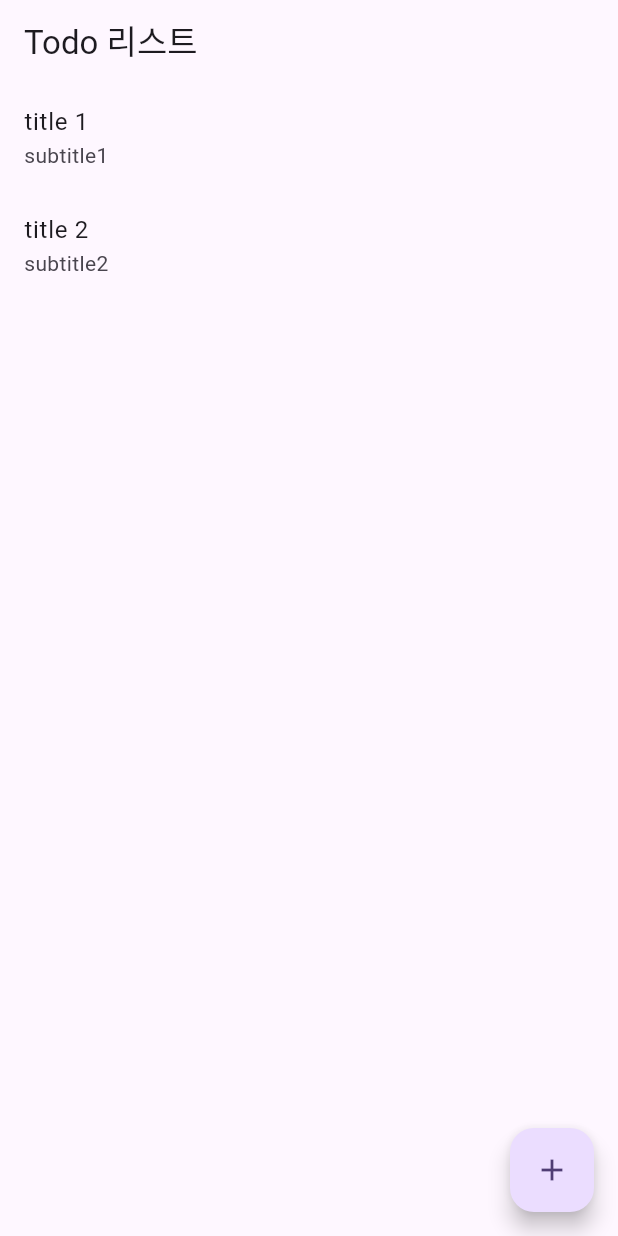
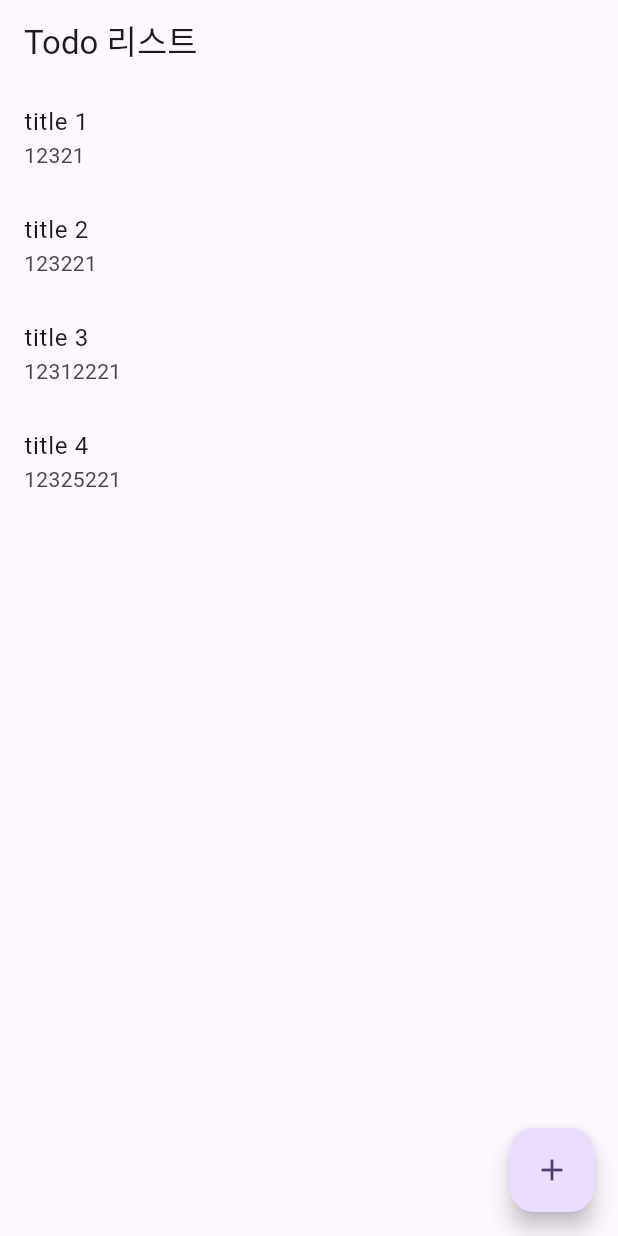
Before and after one commit to hwangtaewook/flutter_todolist, a Flutter app: the screen it shows after launch, on a phone screen of 412 x 824 dp. Run offline on Flutter 3.47's test engine with Material 3 defaults, Android fonts, the phone set to English and light mode, and no system bars.

Commit message:
feat : 모델 클래스 만들고 리스트에 표시하기

```diff
--- a/lib/list_screen.dart
+++ b/lib/list_screen.dart
@@ -1,8 +1,34 @@
 import 'package:flutter/material.dart';
 import 'package:flutter_todolist/create_screen.dart';
 
-class ListScreen extends StatelessWidget {
+import 'todo.dart';
+
+class ListScreen extends StatefulWidget {
   const ListScreen({super.key});
+
+  @override
+  State<ListScreen> createState() => _ListScreenState();
+}
+
+class _ListScreenState extends State<ListScreen> {
+  final todos = [
+    Todo(
+      title: 'title 1',
+      dateTime: 12321,
+    ),
+    Todo(
+      title: 'title 2',
+      dateTime: 123221,
+    ),
+    Todo(
+      title: 'title 3',
+      dateTime: 12312221,
+    ),
+    Todo(
+      title: 'title 4',
+      dateTime: 12325221,
+    ),
+  ];
 
   @override
   Widget build(BuildContext context) {
@@ -11,16 +37,14 @@ class ListScreen extends StatelessWidget {
         title: const Text('Todo 리스트'),
       ),
       body: ListView(
-        children: const [
-          ListTile(
-            title: Text('title 1'),
-            subtitle: Text('subtitle1'),
-          ),
-          ListTile(
-            title: Text('title 2'),
-            subtitle: Text('subtitle2'),
-          ),
-        ],
+        children: todos
+            .map(
+              (todo) => ListTile(
+                title: Text(todo.title),
+                subtitle: Text('${todo.dateTime}'),
+              ),
+            )
+            .toList(),
       ),
       floatingActionButton: FloatingActionButton(
         onPressed: () {
--- /dev/null
+++ b/lib/todo.dart
@@ -0,0 +1,9 @@
+class Todo {
+  String title;
+  int dateTime;
+
+  Todo({
+    required this.title,
+    required this.dateTime,
+  });
+}
```
